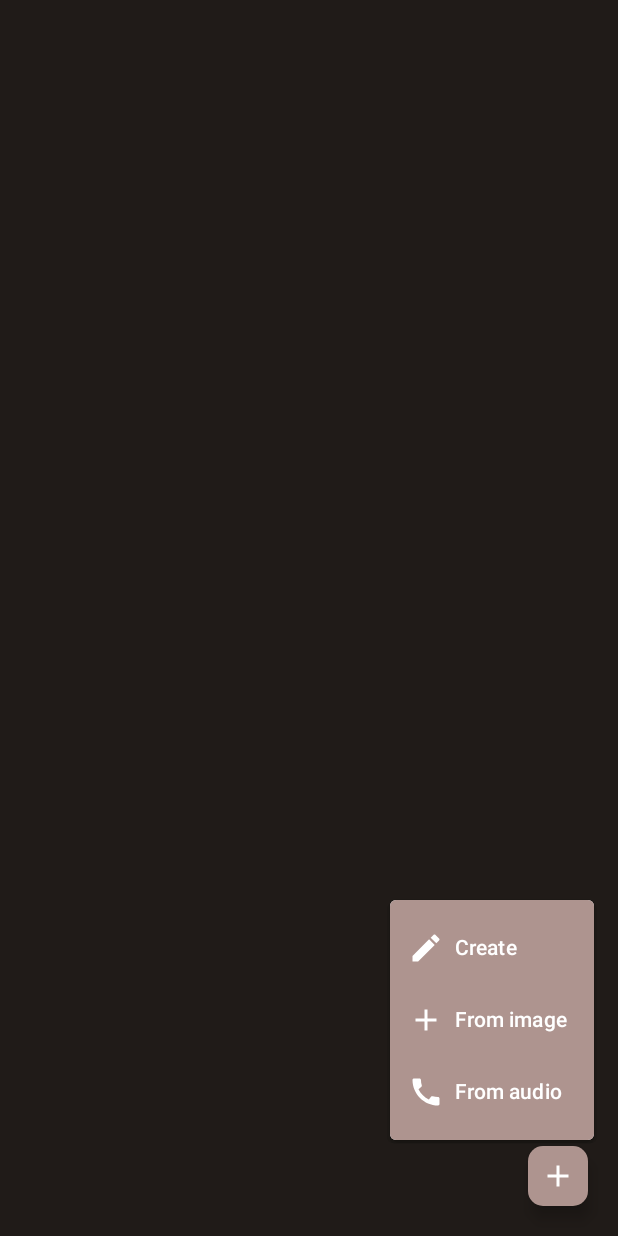
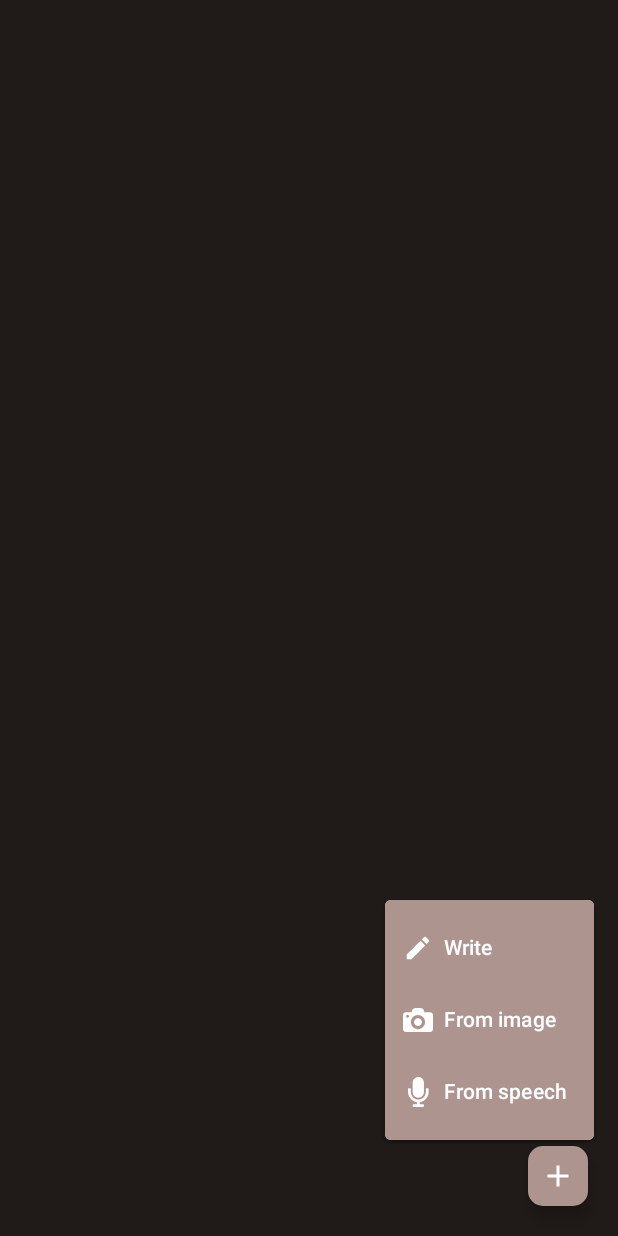
Before and after one commit to UTN-FRBA-Mobile/Capture, an Android app built with Jetpack Compose: the HomePage screen opened through its navigation route, after a tap on "Add note button", on a phone screen of 412 x 824 dp. Run offline under Robolectric (Android 15) with nearby library versions, the phone set to English and light mode, and no system bars; libraries missing offline, so code that uses them is left out: com.google.mlkit.vision, com.jakewharton.retrofit2; network calls fail; 1 statement that could not run was skipped.

Commit message:
fix #16, other fixes and added new custom icons

```diff
--- a/DADMApp/app/src/main/java/com/example/dadmapp/ui/home/DropdownOption.kt
+++ b/DADMApp/app/src/main/java/com/example/dadmapp/ui/home/DropdownOption.kt
@@ -1,14 +1,19 @@
 package com.example.dadmapp.ui.home
 
+import androidx.compose.foundation.layout.height
 import androidx.compose.foundation.layout.padding
+import androidx.compose.foundation.layout.width
 import androidx.compose.material3.Icon
 import androidx.compose.material3.Text
 import androidx.compose.material3.TextButton
 import androidx.compose.runtime.Composable
 import androidx.compose.ui.Modifier
 import androidx.compose.ui.graphics.Color
+import androidx.compose.ui.graphics.painter.Painter
 import androidx.compose.ui.graphics.vector.ImageVector
 import androidx.compose.ui.unit.dp
+
+val dimensions = 20.dp
 
 @Composable
 fun DropdownOption(
@@ -18,7 +23,30 @@ fun DropdownOption(
     contentDescription: String
 ) {
     TextButton(onClick = { onClick() }) {
-        Icon(icon, contentDescription = contentDescription, tint = Color.White)
+        Icon(
+            icon,
+            contentDescription = contentDescription,
+            tint = Color.White,
+            modifier = Modifier.width(dimensions).height(dimensions)
+        )
         Text(text, color = Color.White, modifier = Modifier.padding(start = 7.5.dp, end = 5.dp))
     }
 }
+
+@Composable
+fun DropdownOption(
+    text: String,
+    onClick: () -> Unit,
+    painterResource: Painter,
+    contentDescription: String
+) {
+    TextButton(onClick = { onClick() }) {
+        Icon(
+            painterResource,
+            contentDescription = contentDescription,
+            tint = Color.White,
+            modifier = Modifier.width(dimensions).height(dimensions)
+        )
+        Text(text, color = Color.White, modifier = Modifier.padding(start = 7.5.dp, end = 5.dp))
+    }
+}
--- a/DADMApp/app/src/main/java/com/example/dadmapp/ui/home/HomePage.kt
+++ b/DADMApp/app/src/main/java/com/example/dadmapp/ui/home/HomePage.kt
@@ -30,8 +30,10 @@ import androidx.compose.runtime.setValue
 import androidx.compose.ui.Modifier
 import androidx.compose.ui.graphics.Color
 import androidx.compose.ui.platform.LocalContext
+import androidx.compose.ui.res.painterResource
 import androidx.compose.ui.unit.dp
 import androidx.lifecycle.viewmodel.compose.viewModel
+import com.example.dadmapp.R
 import com.example.dadmapp.ui.components.NotePreview
 import com.example.dadmapp.ui.theme.BgDark
 import com.example.dadmapp.ui.theme.LightRed
@@ -75,7 +77,7 @@ fun HomePage(
                         modifier = Modifier.background(LightRed)
                     ) {
                         DropdownOption(
-                            "Create",
+                            "Write",
                             { homePageViewModel.onNewNote() },
                             Icons.Filled.Create,
                             "Create note with text"
@@ -83,14 +85,14 @@ fun HomePage(
                         DropdownOption(
                             "From image",
                             { launcher.launch("image/*") },
-                            Icons.Filled.Add,
-                            "Create note with text"
+                            painterResource(id = R.drawable.camera),
+                            "Create note from image"
                         )
                         DropdownOption(
-                            "From audio",
+                            "From speech",
                             { onRecordAudio() },
-                            Icons.Filled.Call,
-                            "Create note from audio"
+                            painterResource(id = R.drawable.microphone),
+                            "Create note from speech",
                         )
                     }
                 }
--- /dev/null
+++ b/DADMApp/app/src/main/res/drawable/camera.xml
@@ -0,0 +1,9 @@
+<vector xmlns:android="http://schemas.android.com/apk/res/android" xmlns:aapt="http://schemas.android.com/aapt"
+    android:viewportWidth="487"
+    android:viewportHeight="487"
+    android:width="800dp"
+    android:height="800dp">
+    <path
+        android:pathData="M308.1 277.95c0 35.7 -28.9 64.6 -64.6 64.6s-64.6 -28.9 -64.6 -64.6s28.9 -64.6 64.6 -64.6S308.1 242.25 308.1 277.95zM440.3 116.05c25.8 0 46.7 20.9 46.7 46.7v122.4v103.8c0 27.5 -22.3 49.8 -49.8 49.8H49.8c-27.5 0 -49.8 -22.3 -49.8 -49.8v-103.9v-122.3l0 0c0 -25.8 20.9 -46.7 46.7 -46.7h93.4l4.4 -18.6c6.7 -28.8 32.4 -49.2 62 -49.2h74.1c29.6 0 55.3 20.4 62 49.2l4.3 18.6H440.3zM97.4 183.45c0 -12.9 -10.5 -23.4 -23.4 -23.4c-13 0 -23.5 10.5 -23.5 23.4s10.5 23.4 23.4 23.4C86.9 206.95 97.4 196.45 97.4 183.45zM358.7 277.95c0 -63.6 -51.6 -115.2 -115.2 -115.2s-115.2 51.6 -115.2 115.2s51.6 115.2 115.2 115.2S358.7 341.55 358.7 277.95z"
+        android:fillColor="#000000" />
+</vector>
--- /dev/null
+++ b/DADMApp/app/src/main/res/drawable/microphone.xml
@@ -0,0 +1,9 @@
+<vector xmlns:android="http://schemas.android.com/apk/res/android" xmlns:aapt="http://schemas.android.com/aapt"
+    android:viewportWidth="352"
+    android:viewportHeight="512"
+    android:width="352dp"
+    android:height="512dp">
+    <path
+        android:pathData="M176 352c53.02 0 96 -42.98 96 -96V96c0 -53.02 -42.98 -96 -96 -96S80 42.98 80 96v160c0 53.02 42.98 96 96 96zm160 -160h-16c-8.84 0 -16 7.16 -16 16v48c0 74.8 -64.49 134.82 -140.79 127.38C96.71 376.89 48 317.11 48 250.3V208c0 -8.84 -7.16 -16 -16 -16H16c-8.84 0 -16 7.16 -16 16v40.16c0 89.64 63.97 169.55 152 181.69V464H96c-8.84 0 -16 7.16 -16 16v16c0 8.84 7.16 16 16 16h160c8.84 0 16 -7.16 16 -16v-16c0 -8.84 -7.16 -16 -16 -16h-56v-33.77C285.71 418.47 352 344.9 352 256v-48c0 -8.84 -7.16 -16 -16 -16z"
+        android:fillColor="#000000" />
+</vector>
```
Also changed, not shown: DADMApp/app/src/main/java/com/example/dadmapp/ui/components/AudioPlayer.kt (+90 -26 lines), DADMApp/app/src/main/res/drawable/pause_icon.xml (added, +12 -0 lines).
